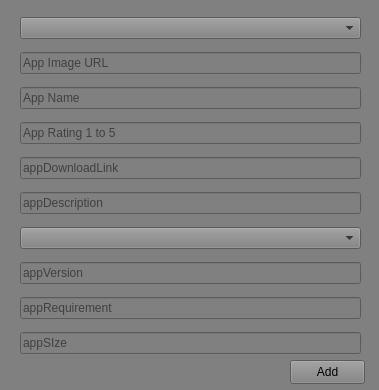
The window that edit-window.ui (Boboe16/Bulaloi-Manager) describes before a commit, drawn with Qt 5.
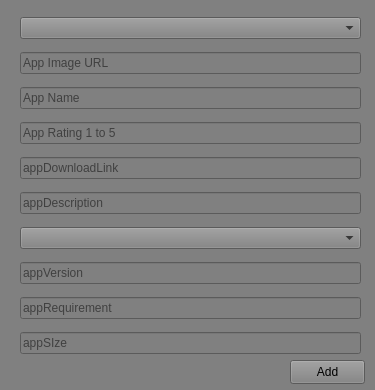
The same window after the commit.

Diff of the .ui file:
```diff
--- a/edit-window.ui
+++ b/edit-window.ui
@@ -6,7 +6,7 @@
    <rect>
     <x>0</x>
     <y>0</y>
-    <width>379</width>
+    <width>375</width>
     <height>390</height>
    </rect>
   </property>
```
Left out of the diff: 51 changed lines with no effect on the pictures.
